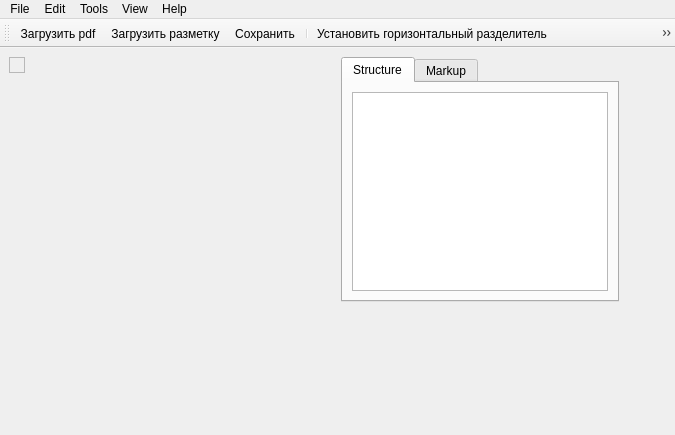
Above: layout.ui from fernflower/pdf-sectioning before the change. Below: the same form after it.
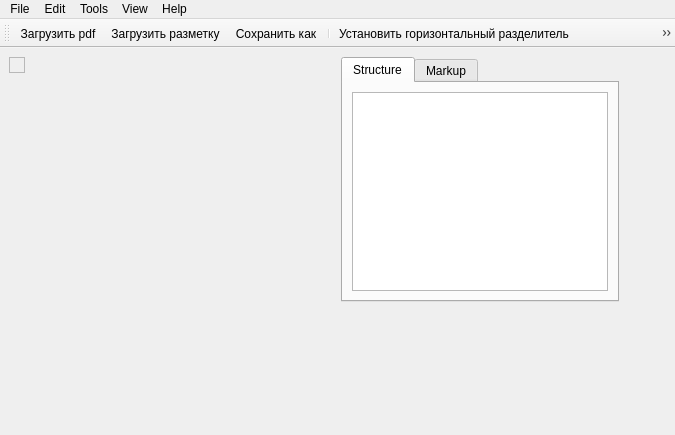
That is the form after the change. Icons and pictures are not drawn.

Diff of the .ui file:
```diff
--- a/layout.ui
+++ b/layout.ui
@@ -127,7 +127,7 @@
    </attribute>
    <addaction name="actionLoad_pdf"/>
    <addaction name="actionLoad_markup"/>
-   <addaction name="actionSave"/>
+   <addaction name="actionSaveAs"/>
    <addaction name="separator"/>
    <addaction name="actionSetHorizontalRuler"/>
    <addaction name="actionSetVerticalRuler"/>
@@ -168,13 +168,13 @@
     <string>Следующая страница</string>
    </property>
   </action>
-  <action name="actionSave">
+  <action name="actionSaveAs">
    <property name="icon">
     <iconset>
      <normaloff>buttons/Save.png</normaloff>buttons/Save.png</iconset>
    </property>
    <property name="text">
-    <string>Сохранить</string>
+    <string>Сохранить как ...</string>
    </property>
   </action>
   <action name="actionLoad_markup">
```
